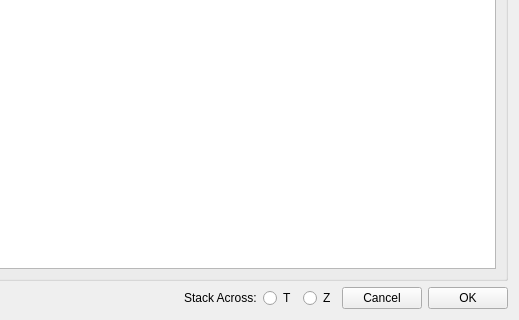
ilastik/ilastik, file ilastik/widgets/stackFileSelectionWidget.ui: the form before one commit; both pictures show x 100 to 619 and y 248 to 568 of the 619 by 568 pixel window.
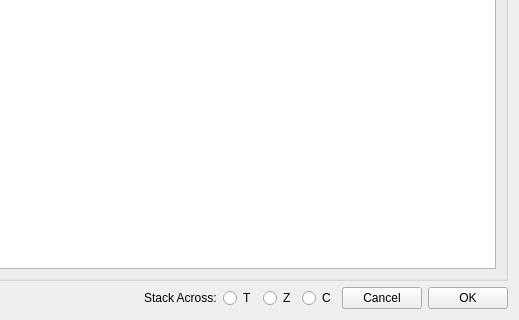
The form after the commit.

Commit message: add option 'c' to stackFileSelectionWidget

Patch:
```diff
--- a/ilastik/widgets/stackFileSelectionWidget.ui
+++ b/ilastik/widgets/stackFileSelectionWidget.ui
@@ -152,6 +152,16 @@
          </attribute>
         </widget>
        </item>
+       <item>
+        <widget class="QRadioButton" name="stackAcrossCButton">
+         <property name="text">
+          <string>C</string>
+         </property>
+         <attribute name="buttonGroup">
+          <string notr="true">buttonGroup</string>
+         </attribute>
+        </widget>
+       </item>
        <item>
         <widget class="QPushButton" name="cancelButton">
          <property name="text">
```
The commit also changes 1 other file.
